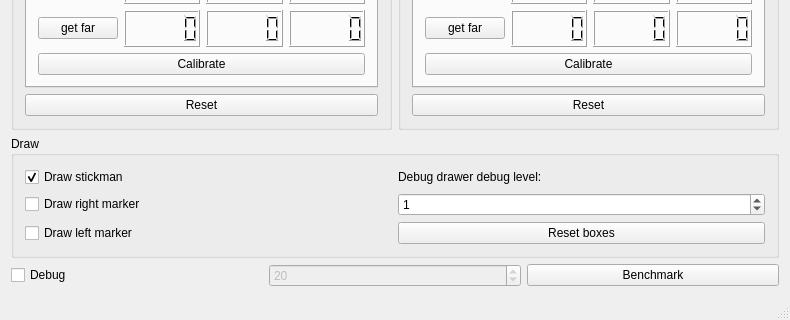
First picture: the form in mainwindow.ui, repository janisozaur/inz_stickman, before the edit; both pictures show x 0 to 790 and y 420 to 740 of the 790 by 740 pixel window.
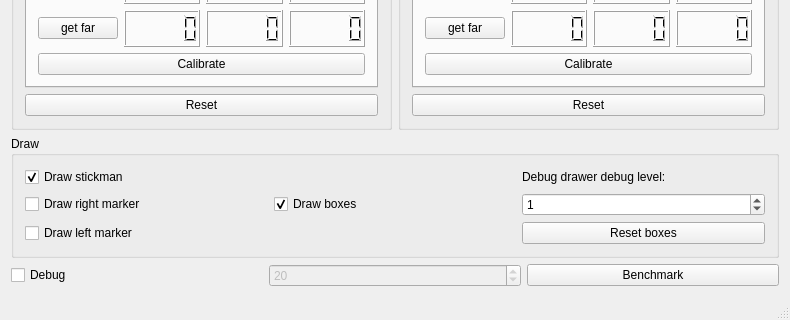
Second picture: the form after the edit. Custom widgets are drawn as their Qt base class.

Commit message: runtime boxes drawing enabling

The edit to the form file:
```diff
--- a/mainwindow.ui
+++ b/mainwindow.ui
@@ -315,34 +315,44 @@
          </property>
         </widget>
        </item>
-       <item row="3" column="0">
+       <item row="2" column="0">
         <widget class="QCheckBox" name="drawLeftMarkerCheckBox">
          <property name="text">
           <string>Draw left marker</string>
          </property>
         </widget>
        </item>
-       <item row="0" column="1">
+       <item row="0" column="2">
         <widget class="QLabel" name="label">
          <property name="text">
           <string>Debug drawer debug level:</string>
          </property>
         </widget>
        </item>
-       <item row="1" column="1">
+       <item row="1" column="2">
         <widget class="QSpinBox" name="spinBox">
          <property name="value">
           <number>1</number>
          </property>
         </widget>
        </item>
-       <item row="3" column="1">
+       <item row="2" column="2">
         <widget class="QPushButton" name="resetBoxesPushButton">
          <property name="text">
           <string>Reset boxes</string>
          </property>
         </widget>
        </item>
+       <item row="1" column="1">
+        <widget class="QCheckBox" name="drawBoxesCheckBox">
+         <property name="text">
+          <string>Draw boxes</string>
+         </property>
+         <property name="checked">
+          <bool>true</bool>
+         </property>
+        </widget>
+       </item>
       </layout>
      </widget>
     </item>
```
Left out of the diff: 37 changed lines with no effect on the pictures. The commit also changes 2 other files.
